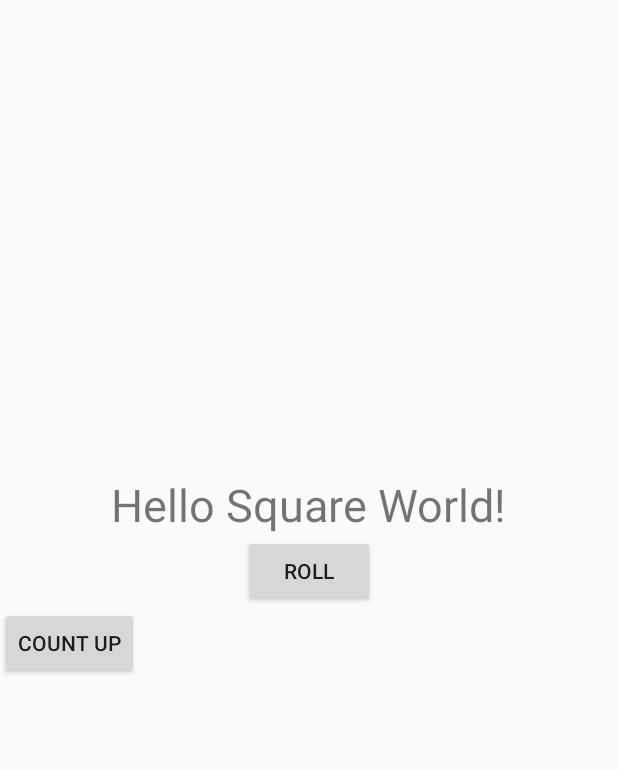
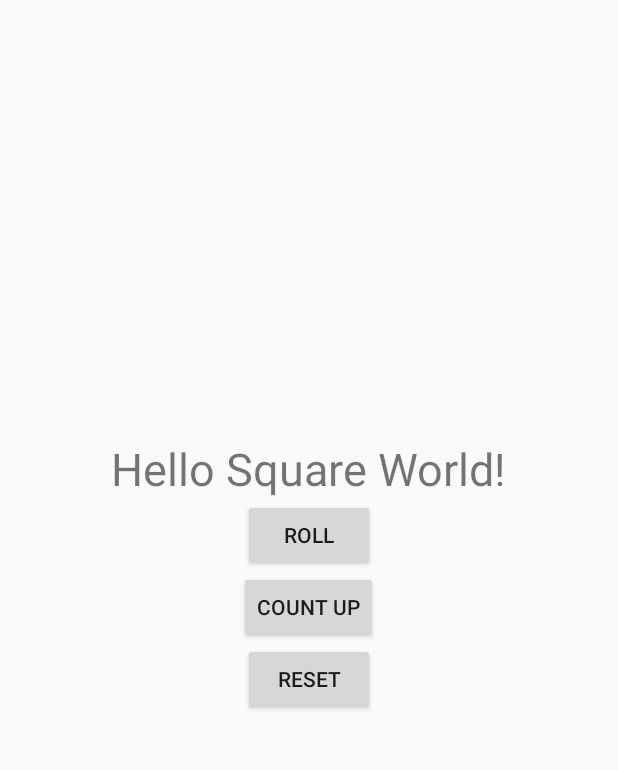
Before and after one commit to KaiCilliers/revisions, an Android app: the screen it shows after launch (MainActivity), on a phone screen of 412 x 824 dp, the part 84-854 px from its top. Run offline under Robolectric (Android 15) with nearby library versions, the phone set to English and light mode, and no system bars.

Commit message:
reset button

```diff
--- a/app/src/main/java/com/example/testzone/MainActivity.kt
+++ b/app/src/main/java/com/example/testzone/MainActivity.kt
@@ -14,6 +14,7 @@ class MainActivity : AppCompatActivity() {
         setContentView(R.layout.activity_main)
         btn_roll.clickAction { toast("Button clicked"); rollDice() }
         btn_count_up.clickAction { incrementLabel(tv_result) }
+        btn_reset.clickAction { clear(tv_result) }
     }
     private fun rollDice() {
         tv_result.text = (1..6).random().toString()
@@ -28,11 +29,8 @@ class MainActivity : AppCompatActivity() {
            }
        }
     }
+    private fun clear(tv: TextView) = tv.clear("0")
 }
-
-// Works, but we are can reuse this small code in a lot of places
-//fun Button.buttonClickAction(action: () -> Unit) = setOnClickListener{action}
-// Inline (which means no objects created, but direct calls instead) and workable on Views and not just Buttons
 inline fun View.clickAction(crossinline action: () -> Unit) = setOnClickListener{action()}
-
 fun Context.toast(message: String) = Toast.makeText(this, message, Toast.LENGTH_SHORT).show()
+fun TextView.clear(withText: String = "") { this.text = withText }
--- a/app/src/main/res/layout/activity_main.xml
+++ b/app/src/main/res/layout/activity_main.xml
@@ -42,7 +42,14 @@
             android:id="@+id/btn_count_up"
             android:layout_width="wrap_content"
             android:layout_height="wrap_content"
+            android:layout_gravity="center_horizontal"
             android:text="@string/button_count_up_label"/>
+        <Button
+            android:id="@+id/btn_reset"
+            android:layout_width="wrap_content"
+            android:layout_height="wrap_content"
+            android:layout_gravity="center_horizontal"
+            android:text="@string/reset_button_label"/>
 
     </LinearLayout>
 
--- a/app/src/main/res/values/strings.xml
+++ b/app/src/main/res/values/strings.xml
@@ -17,4 +17,5 @@
     <string name="label_hello_world">Hello Square World!</string>
     <string name="roll_button_label">Roll</string>
     <string name="button_count_up_label">Count Up</string>
+    <string name="reset_button_label">Reset</string>
 </resources>
```
